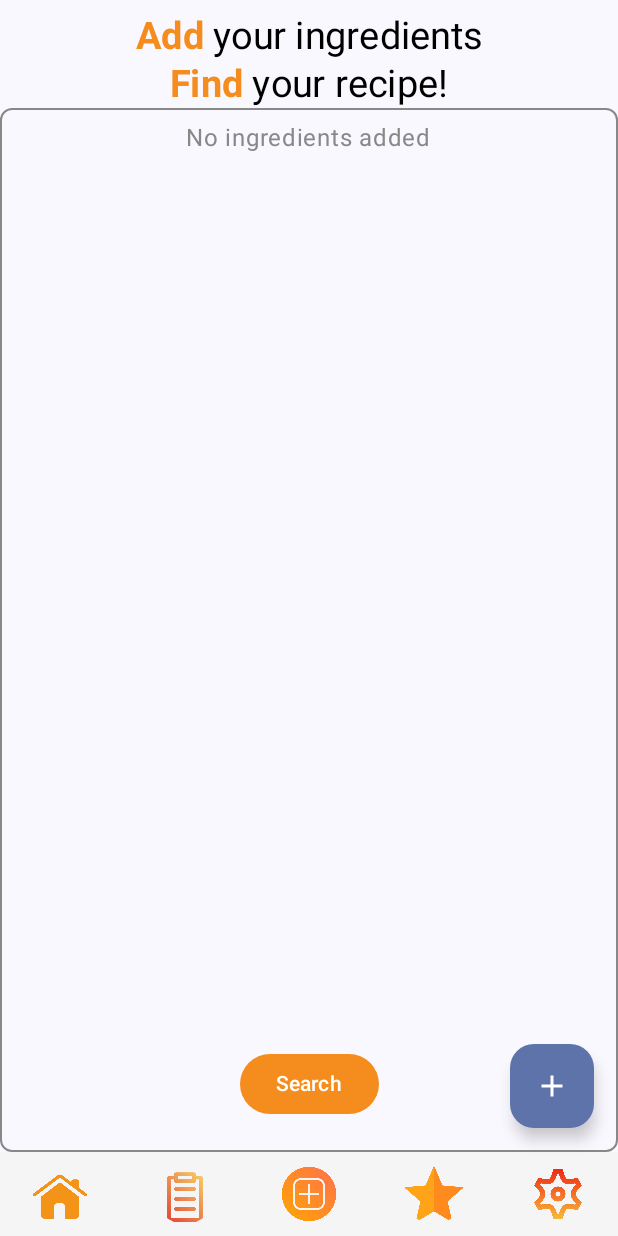
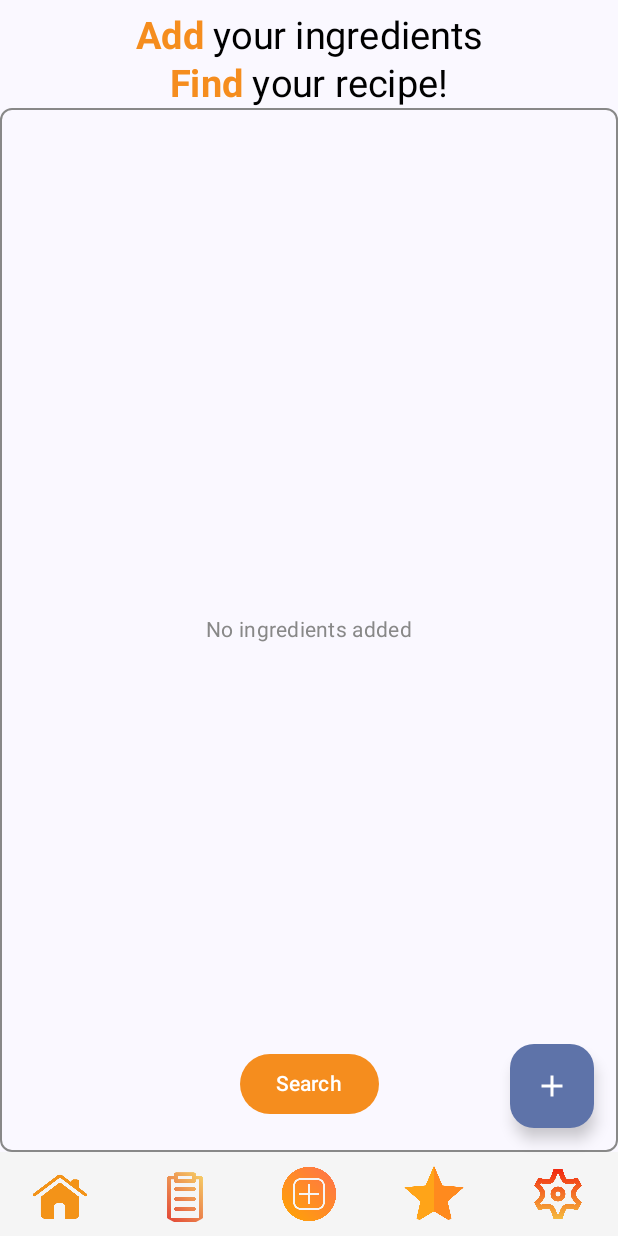
Before and after one commit to DanieleGagni/pa1469_cook_it, an Android app built with Jetpack Compose: the FilterIngredientsScreen screen opened through its navigation route, on a phone screen of 412 x 824 dp. Run offline under Robolectric (Android 15) with nearby library versions, the light colour scheme and no system bars; our stand-ins replace Firebase (no records; nobody signed in at launch, a user with empty details on screens opened directly).

Commit message:
Added differentiation for ListRecipesScreeen (favorites vs search results)

```diff
--- a/app/src/main/java/com/example/cookit/MainActivity.kt
+++ b/app/src/main/java/com/example/cookit/MainActivity.kt
@@ -77,13 +77,28 @@ fun App() {
 
         composable("shoppingList") { ShoppingListScreen(navController) }
 
-        composable("listRecipes/{recipeIdList}") { backStackEntry ->
+        composable(
+            route = "listRecipes/{recipeIdList}?isFavorites={isFavorites}",
+            arguments = listOf(
+                navArgument("recipeIdList") {type = NavType.StringType},
+                navArgument("isFavorites") {
+                    type = NavType.BoolType
+                    defaultValue = false
+                }
+            )
+        ) { backStackEntry ->
             val recipeIdListJson = backStackEntry.arguments?.getString("recipeIdList")
+            val isFavorites = backStackEntry.arguments?.getBoolean("isFavorites") ?: false
+
             val recipeIdList = recipeIdListJson?.let {
                 gson.fromJson(it, Array<String>::class.java).toList()
             } ?: emptyList()
 
-            ListRecipesScreen(navController, recipeIdList)
+            ListRecipesScreen(
+                navController = navController,
+                recipeIds = recipeIdList,
+                isFavorites = isFavorites
+            )
         }
 
         composable("editRecipe/{recipeId}") { backStackEntry ->
--- a/app/src/main/java/com/example/cookit/screens/components/NavigationBar.kt
+++ b/app/src/main/java/com/example/cookit/screens/components/NavigationBar.kt
@@ -83,7 +83,7 @@ fun NavigationBar(navController: NavHostController) {
         IconButton(
             onClick = {
                 retrieveFavoriteRecipes { favoriteRecipeIds ->
-                    navController.navigate("listRecipes/$favoriteRecipeIds")
+                    navController.navigate("listRecipes/$favoriteRecipeIds?isFavorites=true")
                 }
             }
         ) {
--- a/app/src/main/java/com/example/cookit/screens/searchRecipe/FilterIngredientsScreen.kt
+++ b/app/src/main/java/com/example/cookit/screens/searchRecipe/FilterIngredientsScreen.kt
@@ -112,28 +112,25 @@ fun FilterIngredientsScreen(navController: NavHostController, viewModel: SearchR
                 content = { Icon(imageVector = Icons.Default.Add, contentDescription = "Add Ingredient") }
             )
         }
-    ) { paddingValues ->
+    ) { innerPadding ->
         Box(
             modifier = Modifier
                 .fillMaxSize()
-                .padding(paddingValues)
+                .padding(innerPadding)
                 .border(1.dp, Color.Gray, RoundedCornerShape(8.dp))
                 .padding(8.dp)
         ) {
-            LazyColumn(
-                modifier = Modifier.fillMaxSize(),
-                verticalArrangement = Arrangement.spacedBy(8.dp)
-            ) {
-                if (ingredients.isEmpty()) {
-                    item {
-                        Box(
-                            modifier = Modifier.fillMaxSize(),
-                            contentAlignment = Alignment.Center
-                        ) {
-                            Text("No ingredients added", color = Color.Gray)
-                        }
-                    }
-                } else {
+            if(ingredients.isEmpty()) {
+                Text(
+                    text = "No ingredients added",
+                    modifier = Modifier.align(Alignment.Center),
+                    style = MaterialTheme.typography.bodyMedium.copy(color = Color.Gray)
+                )
+            } else {
+                LazyColumn(
+                    modifier = Modifier.fillMaxSize(),
+                    verticalArrangement = Arrangement.spacedBy(8.dp)
+                ) {
                     items(ingredients) { ingredient ->
                         Card(
                             modifier = Modifier.fillMaxWidth(),
```
Also changed, not shown: app/src/main/java/com/example/cookit/screens/listRecipes/ListRecipesScreen.kt (+69 -8 lines).
